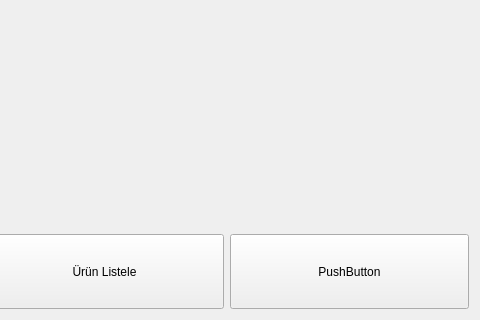
Qt form ui/mainPage.ui (GOKaraketir/Envanter) before a commit; both pictures show x 516 to 996 and y 104 to 424 of the 996 by 424 pixel window.
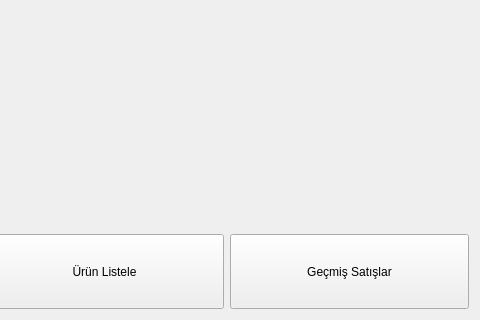
The same form after that commit.

```diff
--- a/ui/mainPage.ui
+++ b/ui/mainPage.ui
@@ -77,7 +77,7 @@
         </size>
        </property>
        <property name="text">
-        <string>PushButton</string>
+        <string>Geçmiş Satışlar</string>
        </property>
       </widget>
      </item>
```
Left out of the diff: 2 changed lines with no effect on the pictures.
